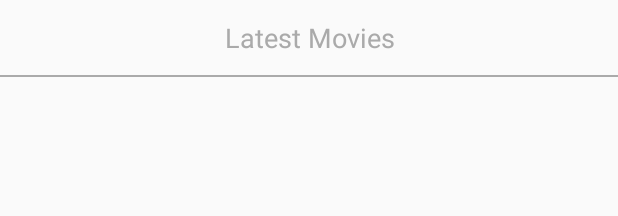
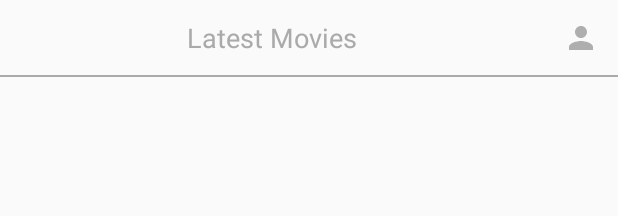
Before and after one commit to NickIvantsov/Movie-Grid, an Android app: the layout activity_main.xml on its own in the app's theme, with its tools: preview values and no code run, on a phone screen of 412 x 824 dp. Shown: the top 216 px of the screen. Run offline under Robolectric (Android 15) with nearby library versions, the phone set to English and light mode, and no system bars; network calls fail.

Commit message:
added the icon of your personal account in the activity latest movies

```diff
--- /dev/null
+++ b/app/src/main/res/drawable/ic_person_black_24dp.xml
@@ -0,0 +1,5 @@
+<vector android:height="24dp" android:tint="#AEAEAE"
+    android:viewportHeight="24.0" android:viewportWidth="24.0"
+    android:width="24dp" xmlns:android="http://schemas.android.com/apk/res/android">
+    <path android:fillColor="#FF000000" android:pathData="M12,12c2.21,0 4,-1.79 4,-4s-1.79,-4 -4,-4 -4,1.79 -4,4 1.79,4 4,4zM12,14c-2.67,0 -8,1.34 -8,4v2h16v-2c0,-2.66 -5.33,-4 -8,-4z"/>
+</vector>
--- a/app/src/main/res/layout/activity_main.xml
+++ b/app/src/main/res/layout/activity_main.xml
@@ -6,35 +6,36 @@
     android:layout_height="match_parent"
     tools:context=".ui.MainActivity">
 
-    <LinearLayout
-        android:id="@+id/linearLayout2"
-        android:layout_width="match_parent"
+    <TextView
+        android:id="@+id/textView2"
+        android:layout_width="0dp"
         android:layout_height="wrap_content"
-        android:orientation="vertical"
+        android:gravity="center"
+        android:minHeight="50dp"
+        android:text="@string/latest_movies"
+        android:textColor="@android:color/darker_gray"
+        android:textSize="18sp"
+        app:layout_constraintEnd_toStartOf="@+id/imageButton"
+        app:layout_constraintStart_toStartOf="parent"
+        app:layout_constraintTop_toTopOf="parent" />
+
+    <ImageButton
+        android:id="@+id/imageButton"
+        android:layout_width="50dp"
+        android:layout_height="0dp"
+        android:background="@null"
+        app:layout_constraintBottom_toBottomOf="@+id/textView2"
         app:layout_constraintEnd_toEndOf="parent"
-        app:layout_constraintStart_toStartOf="parent"
-        app:layout_constraintTop_toTopOf="parent">
-
-        <TextView
-            android:id="@+id/textView2"
-            android:layout_width="match_parent"
-            android:layout_height="match_parent"
-            android:gravity="center"
-            android:minHeight="50dp"
-            android:text="Latest Movies"
-            android:textColor="@android:color/darker_gray"
-            android:textSize="18sp" />
-    </LinearLayout>
+        app:layout_constraintTop_toTopOf="@+id/textView2"
+        app:srcCompat="@drawable/ic_person_black_24dp" />
 
     <View
         android:id="@+id/view3"
-        android:layout_width="match_parent"
+        android:layout_width="0dp"
         android:layout_height="1dp"
         android:background="@android:color/darker_gray"
-        app:layout_constraintEnd_toEndOf="parent"
-        app:layout_constraintHorizontal_bias="0.0"
         app:layout_constraintStart_toStartOf="parent"
-        app:layout_constraintTop_toBottomOf="@+id/linearLayout2"></View>
+        app:layout_constraintTop_toBottomOf="@+id/textView2"></View>
 
     <androidx.swiperefreshlayout.widget.SwipeRefreshLayout
         android:id="@+id/swipeRefresh"
--- a/app/src/main/res/values/strings.xml
+++ b/app/src/main/res/values/strings.xml
@@ -1,3 +1,5 @@
 <resources>
     <string name="app_name">Movie-Grid</string>
+    <string name="latest_movies">Latest Movies</string>
+    <string name="lk">LK</string>
 </resources>
```
